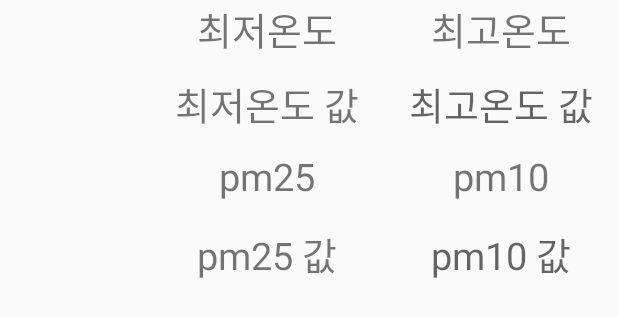
After one commit to whgusqls007/androidterm2020, an Android app: the layout app_notification.xml on its own in the app's theme, with its tools: preview values and no code run, on a phone screen of 412 x 824 dp. The commit adds this screen. Shown: the top 317 px of the screen. Run offline under Robolectric (Android 15) with nearby library versions, the phone set to English and light mode, and no system bars.

Commit message:
통합완료
통합완료

```diff
--- a/app/src/main/AndroidManifest.xml
+++ b/app/src/main/AndroidManifest.xml
@@ -14,8 +14,10 @@
         android:icon="@mipmap/ic_launcher"
         android:label="@string/app_name"
         android:roundIcon="@mipmap/ic_launcher_round"
+        android:usesCleartextTraffic="true"
         android:supportsRtl="true"
         android:theme="@style/AppTheme">
+        <activity android:name=".AirTask"/>
         <activity android:name=".ShowAllSchedule"></activity>
         <service
             android:name=".GpsTracker"
--- a/app/src/main/java/com/example/androidterm2020/ListViewAdapter.java
+++ b/app/src/main/java/com/example/androidterm2020/ListViewAdapter.java
@@ -19,6 +19,7 @@ public class ListViewAdapter extends BaseAdapter {
     // 아이템 데이터 리스트.
     private ArrayList<ListViewItem> listViewItemList = new ArrayList<ListViewItem>() ;
 
+    // 생성자
     public ListViewAdapter() {
 
     }
--- /dev/null
+++ b/app/src/main/res/layout/app_notification.xml
@@ -0,0 +1,121 @@
+<?xml version="1.0" encoding="utf-8"?>
+<LinearLayout xmlns:android="http://schemas.android.com/apk/res/android"
+    android:layout_width="match_parent"
+    android:layout_height="match_parent"
+    android:orientation="vertical">
+    <LinearLayout
+        android:layout_width="match_parent"
+        android:layout_height="100sp"
+        android:orientation="horizontal">
+        <ImageView
+            android:id="@+id/weatherImg"
+            android:layout_width="100sp"
+            android:layout_height="100sp"/>
+        <LinearLayout
+            android:layout_width="match_parent"
+            android:layout_height="wrap_content"
+            android:orientation="vertical">
+            <LinearLayout
+                android:layout_width="match_parent"
+                android:layout_height="50sp"
+                android:orientation="horizontal">
+
+                <TextView
+                    android:layout_width="wrap_content"
+                    android:layout_height="match_parent"
+                    android:layout_weight="1"
+                    android:gravity="center_horizontal"
+                    android:text="최저온도"
+                    android:textSize="25sp" />
+
+                <TextView
+                    android:layout_width="wrap_content"
+                    android:layout_height="match_parent"
+                    android:text="최고온도"
+                    android:layout_weight="1"
+                    android:gravity="center_horizontal"
+                    android:textSize="25sp"/>
+            </LinearLayout>
+            <LinearLayout
+                android:layout_width="match_parent"
+                android:layout_height="50sp"
+                android:orientation="horizontal">
+                <TextView
+                    android:id="@+id/minDegree"
+                    android:layout_width="wrap_content"
+                    android:layout_height="match_parent"
+                    android:text="최저온도 값"
+                    android:layout_weight="1"
+                    android:gravity="center_horizontal"
+                    android:textSize="25sp"/>
+                <TextView
+                    android:id="@+id/maxDegree"
+                    android:layout_width="wrap_content"
+                    android:layout_height="match_parent"
+                    android:text=""
+                    android:hint="최고온도 값"
+                    android:layout_weight="1"
+                    android:gravity="center_horizontal"
+                    android:textSize="25sp"/>
+            </LinearLayout>
+        </LinearLayout>
+    </LinearLayout>
+    <LinearLayout
+        android:layout_width="match_parent"
+        android:layout_height="100sp"
+        android:orientation="horizontal">
+        <ImageView
+            android:id="@+id/airImg"
+            android:layout_width="100sp"
+            android:layout_height="100sp"/>
+        <LinearLayout
+            android:layout_width="match_parent"
+            android:layout_height="wrap_content"
+            android:orientation="vertical">
+            <LinearLayout
+                android:layout_width="match_parent"
+                android:layout_height="50sp"
+                android:orientation="horizontal">
+
+                <TextView
+                    android:layout_width="wrap_content"
+                    android:layout_height="match_parent"
+                    android:layout_weight="1"
+                    android:gravity="center_horizontal"
+                    android:text="pm25"
+                    android:textSize="25sp" />
+
+                <TextView
+                    android:layout_width="wrap_content"
+                    android:layout_height="match_parent"
+                    android:text="pm10"
+                    android:layout_weight="1"
+                    android:gravity="center_horizontal"
+                    android:textSize="25sp"/>
+            </LinearLayout>
+            <LinearLayout
+                android:layout_width="match_parent"
+                android:layout_height="50sp"
+                android:orientation="horizontal">
+                <TextView
+                    android:id="@+id/pm25"
+                    android:layout_width="wrap_content"
+                    android:layout_height="match_parent"
+                    android:text="pm25 값"
+                    android:layout_weight="1"
+                    android:gravity="center_horizontal"
+                    android:textSize="25sp"/>
+                <TextView
+                    android:id="@+id/pm10"
+                    android:layout_width="wrap_content"
+                    android:layout_height="match_parent"
+                    android:text=""
+                    android:hint="pm10 값"
+                    android:layout_weight="1"
+                    android:gravity="center_horizontal"
+                    android:textSize="25sp"/>
+            </LinearLayout>
+        </LinearLayout>
+    </LinearLayout>
+
+</LinearLayout>
```
Also changed, not shown: app/src/main/java/com/example/androidterm2020/AirTask.java (added, +77 -0 lines), app/src/main/java/com/example/androidterm2020/Alarm_Receiver.java (+150 -9 lines), app/src/main/java/com/example/androidterm2020/ListViewItem.java (+15 -12 lines), app/src/main/java/com/example/androidterm2020/MainActivity.java (+75 -1 lines), app/src/main/java/com/example/androidterm2020/ScheduleUpdateActivity.java (+46 -6 lines), app/src/main/java/com/example/androidterm2020/ShowDetail.java (+9 -2 lines), app/src/main/res/drawable/cloudy.png (added), app/src/main/res/drawable/gasmask.png (added), app/src/main/res/drawable/good.png (added), app/src/main/res/drawable/mask.png (added), app/src/main/res/drawable/normal.png (added), app/src/main/res/drawable/rainy.png (added), app/src/main/res/drawable/skull.png (added), app/src/main/res/drawable/sunnny.png (added), 1 more files.
